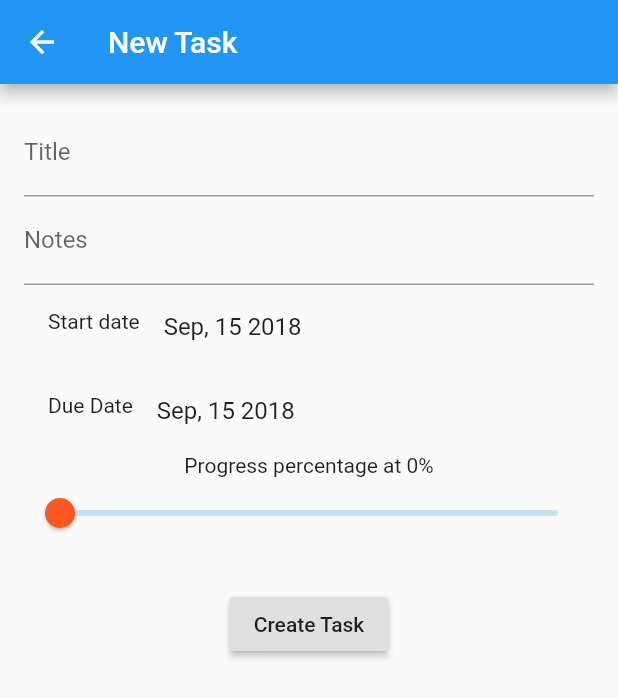
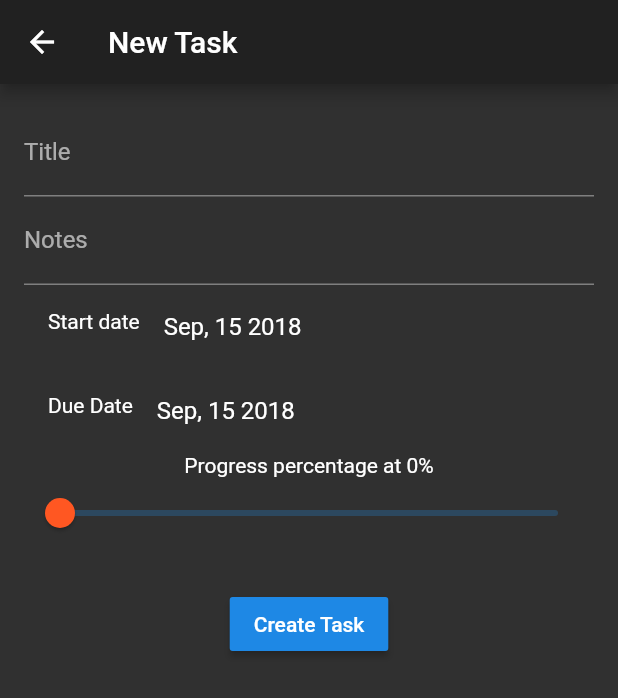
Before and after one commit to Berkeley19/Task_Manager_flutter, a Flutter app: the screen it shows after launch, after a tap on "Create Task", on a phone screen of 412 x 824 dp. Shown: the top 698 px of the screen. Run offline on Flutter 3.47's test engine with Material 2 defaults, Android fonts, the phone set to English and light mode, and no system bars; our stand-ins replace sqflite; accounts and stored records are empty.

Commit message:
change icon, change to two columns within one another, fixed poositioning

```diff
--- a/lib/home.dart
+++ b/lib/home.dart
@@ -152,14 +152,11 @@ class HomePageState extends State<HomePage>{
       children: <Widget>[
         new Column(
           children: this.manager.inProgress.isEmpty == false ? taskBuilder("In Progress", ProgressState.InProgress) : <Widget> [
-              new Align(
-                alignment: Alignment.topCenter,
-                child: Wrap(
-                  children: [
-                    new Icon(Icons.note, size: 100.0),
-                    new Title(child: Text('No tasks in progress'), color: Colors.black),
+              new Column(
+                children: <Widget>[
+                  new Icon(Icons.note_add, size: 100.0,),
+                  new Text('No task in progress', style: new TextStyle(fontWeight: FontWeight.bold),),
                 ],
-                ),
               )
           ],
         ),
--- a/lib/main.dart
+++ b/lib/main.dart
@@ -4,7 +4,7 @@ import 'package:project_app_tasks/home.dart';
 void main(){
   runApp(new MaterialApp(
     title: 'Task Application',
-    theme: ThemeData.light(),
+    theme: ThemeData.dark(),
     home: new HomePage(),
   ));
 }
```
